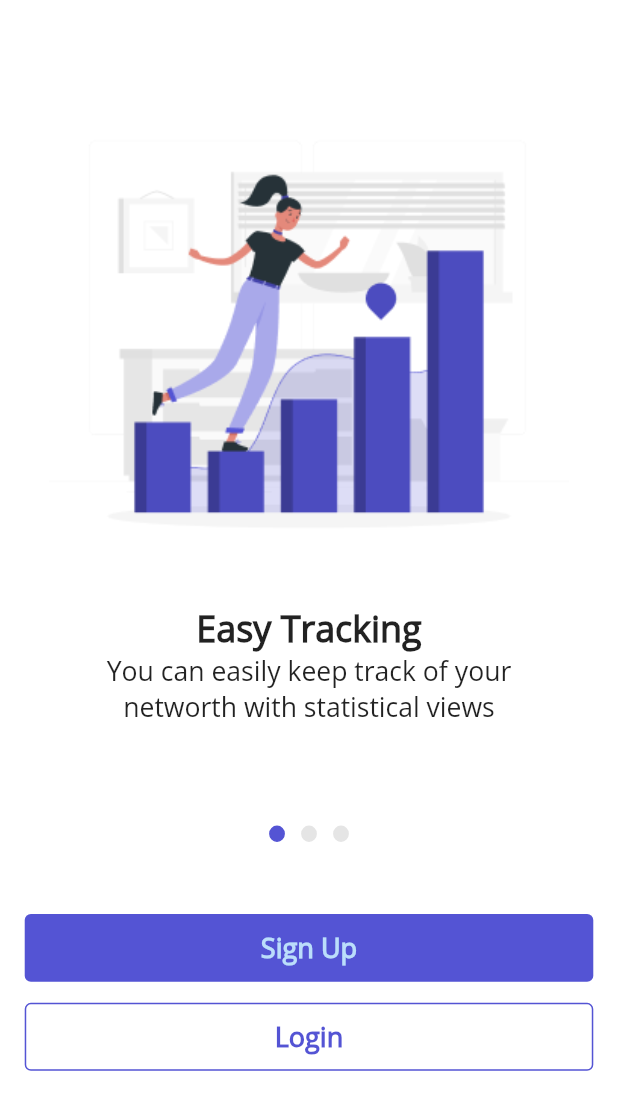
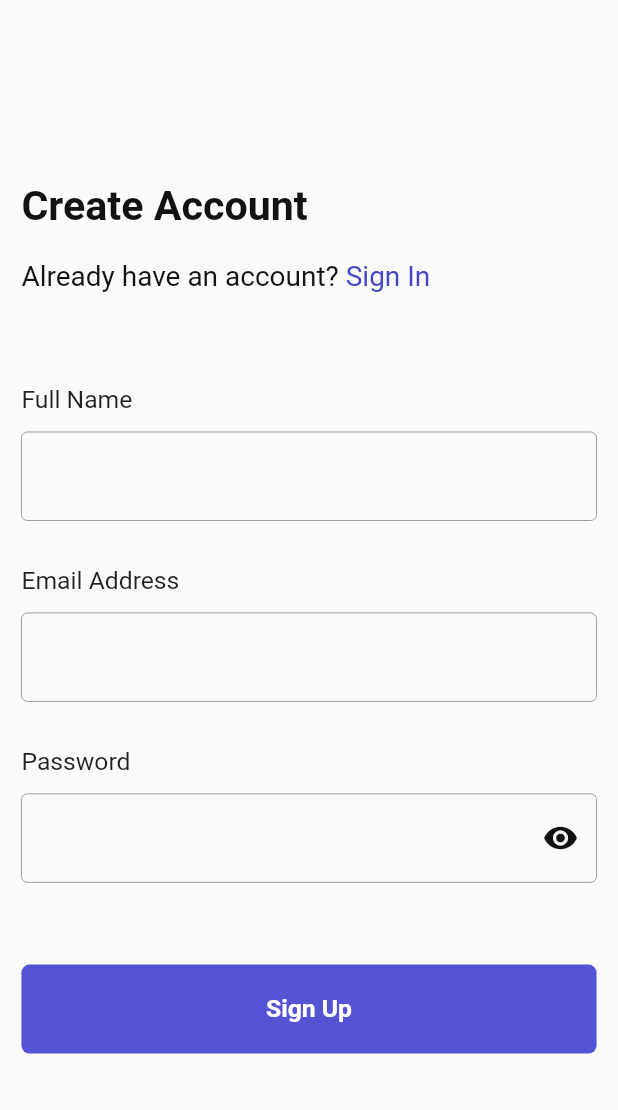
Before and after one commit to sandygudie/NetWorth-app, a Flutter app: the screen it shows after launch, on a phone screen of 412 x 824 dp. Shown: the top 1110 px of the screen. Run offline on Flutter 3.47's test engine with Material 2 defaults, Android fonts, the phone set to English and light mode, and no system bars; our stand-ins replace email_validator, flutter_screenutil.

Commit message:
Login + SignUp Screens

```diff
--- a/lib/core/constants/routes/route_generator.dart
+++ b/lib/core/constants/routes/route_generator.dart
@@ -1,9 +1,12 @@
 import 'package:flutter/cupertino.dart';
 import 'package:networthapp/core/constants/routes/routes.dart';
-import 'package:networthapp/ui/add_item_screen.dart';
 import 'package:networthapp/ui/navigation/page_transition.dart';
-import 'package:networthapp/ui/onboarding_screen.dart';
-import 'package:networthapp/ui/splashscreen.dart';
+
+import 'package:networthapp/ui/views/add_item_screen.dart';
+import 'package:networthapp/ui/views/login_screen/login_screen.dart';
+import 'package:networthapp/ui/views/onboarding_screen/onboarding_screen.dart';
+import 'package:networthapp/ui/views/signup_screen/signup_screen.dart';
+import 'package:networthapp/ui/views/splashscreen.dart';
 
 class RouteGenerator {
   static Route<dynamic> generateRoute(RouteSettings settings) {
@@ -17,6 +20,12 @@ class RouteGenerator {
       case RouteNames.addItemScreen:
         return CustomSlideTransition(child: AddItemScreen());
         break;
+      case RouteNames.signUpScreen:
+        return CustomSlideTransition(child: SignUp());
+        break;
+      case RouteNames.loginScreen:
+        return CustomSlideTransition(child: LogIn());
+        break;
     }
   }
 }
--- a/lib/core/constants/routes/routes.dart
+++ b/lib/core/constants/routes/routes.dart
@@ -1,18 +1,24 @@
 import 'package:flutter/material.dart';
-import 'package:networthapp/ui/add_item_screen.dart';
-import 'package:networthapp/ui/onboarding_screen.dart';
-import 'package:networthapp/ui/splashscreen.dart';
+import 'package:networthapp/ui/views/add_item_screen.dart';
+import 'package:networthapp/ui/views/login_screen/login_screen.dart';
+import 'package:networthapp/ui/views/onboarding_screen/onboarding_screen.dart';
+import 'package:networthapp/ui/views/signup_screen/signup_screen.dart';
+import 'package:networthapp/ui/views/splashscreen.dart';
 
 class RouteNames {
   //Custom class that holds all the named routes as constants for easy reference
   static const String splashScreen = '/';
   static const String onboarding = 'onboarding';
   static const String addItemScreen = 'addItemScreen';
+  static const String signUpScreen = 'signUpScreen';
+  static const String loginScreen = 'loginScreen';
 
   //Routes and their respective Pages.
   static Map<String, Widget Function(BuildContext)> routes = {
     RouteNames.splashScreen: (context) => SplashScreen(),
     RouteNames.onboarding: (context) => OnboardingScreen(),
     RouteNames.addItemScreen: (context) => AddItemScreen(),
+    RouteNames.signUpScreen: (context) => SignUp(),
+    RouteNames.loginScreen: (context) => LogIn(),
   };
 }
--- a/lib/main.dart
+++ b/lib/main.dart
@@ -24,7 +24,7 @@ class MainApp extends StatelessWidget {
     return MaterialApp(
       debugShowCheckedModeBanner: false,
       title: 'My Networth',
-      initialRoute: RouteNames.splashScreen,
+      initialRoute: RouteNames.signUpScreen,
       onGenerateRoute: RouteGenerator.generateRoute,
     );
   }
--- a/lib/ui/Theme/appTheme.dart
+++ b/lib/ui/Theme/appTheme.dart
@@ -2,7 +2,10 @@ import 'package:flutter/material.dart';
 
 ThemeData appThemeData = ThemeData(
   primaryColorDark: Color(0xFF121212),
-  primaryColor: Color(0xFF3645C7),
+  primaryColor: Color(0xFF4545C5),
+  primaryColorLight: Color(0xFFFFFFFF),
+  //primaryColor: Color(0xFF3645C7),
+  accentColor: Color(0xFF4545C5),
   backgroundColor: Color(0XFFFFFFFF),
   buttonColor: Color(0xFF5454D4),
   splashColor: Color(0xFF4545C5),
--- a/lib/ui/onboarding_screen.dart
+++ b/lib/ui/views/onboarding_screen/onboarding_screen.dart
@@ -1,9 +1,9 @@
 import 'package:flutter/cupertino.dart';
 import 'package:flutter/material.dart';
 import 'package:networthapp/ui/Theme/appTheme.dart';
-import 'package:networthapp/ui/dot_indicator.dart';
 import 'package:networthapp/ui/navigation/page_transition.dart';
 import 'package:networthapp/ui/size_config/config.dart';
+import 'package:networthapp/ui/views/onboarding_screen/dot_indicator.dart';
 
 class OnboardingScreen extends StatefulWidget {
   @override
--- /dev/null
+++ b/lib/ui/views/signup_screen/signup_screen.dart
@@ -0,0 +1,258 @@
+import 'package:email_validator/email_validator.dart';
+import 'package:flutter/material.dart';
+import 'package:flutter_screenutil/flutter_screenutil.dart';
+import 'package:networthapp/ui/Theme/appTheme.dart';
+
+class SignUp extends StatelessWidget {
+  @override
+  Widget build(BuildContext context) {
+    ScreenUtil.init(context, width: 375, height: 812, allowFontScaling: true);
+    return SignUpScreen();
+  }
+}
+
+class SignUpScreen extends StatefulWidget {
+  @override
+  _SignUpScreenState createState() => _SignUpScreenState();
+}
+
+class _SignUpScreenState extends State<SignUpScreen> {
+  TextEditingController nameController = TextEditingController();
+  TextEditingController passwordController = TextEditingController();
+  TextEditingController emailController = TextEditingController();
+  bool obscureText = true;
+
+  FocusNode nameNode = new FocusNode();
+  FocusNode passwordNode = new FocusNode();
+  FocusNode emailNode = new FocusNode();
+  String _username, _email, _password = "";
+  final _formKey = GlobalKey<FormState>();
+
+  @override
+  Widget build(BuildContext context) {
+    return SafeArea(
+      child: Scaffold(
+        body: Center(
+          child: GestureDetector(
+            onTap: () {
+              FocusScopeNode currentFocus = FocusScope.of(context);
+              if (!currentFocus.hasPrimaryFocus) {
+                currentFocus.unfocus();
+              }
+            },
+            child: Container(
+              padding: EdgeInsets.symmetric(horizontal: 13.w),
+              child: Form(
+                key: _formKey,
+                child: SingleChildScrollView(
+                  child: Column(
+                    crossAxisAlignment: CrossAxisAlignment.start,
+                    children: <Widget>[
+                      Text(
+                        'Create Account',
+                        style: TextStyle(
+                            fontSize: 25.sp,
+                            fontWeight: FontWeight.bold,
+                            color: appThemeData.primaryColorDark),
+                      ),
+                      SizedBox(height: 20.h),
+                      RichText(
+                        text: TextSpan(
+                          text: 'Already have an account?',
+                          style: TextStyle(
+                              color: appThemeData.primaryColorDark,
+                              fontSize: 17.sp),
+                          children: <TextSpan>[
+                            TextSpan(
+                              text: ' Sign In',
+                              style:
+                                  TextStyle(color: appThemeData.primaryColor),
+                            )
+                          ],
+                        ),
+                      ),
+                      SizedBox(height: 60.h),
+                      Text(
+                        'Full Name',
+                        style: TextStyle(
+                            color: nameNode.hasFocus
+                                ? appThemeData.primaryColor
+                                : Colors.black87,
+                            fontSize: 15.sp),
+                      ),
+                      SizedBox(height: 12.h),
+                      TextFormField(
+                        style: TextStyle(
+                            color: nameNode.hasFocus
+                                ? appThemeData.primaryColor
+                                : appThemeData.primaryColorDark),
+                        textCapitalization: TextCapitalization.words,
+                        focusNode: nameNode,
+                        controller: nameController,
+                        decoration: InputDecoration(
+                          enabledBorder: OutlineInputBorder(
+                            borderSide:
+                                BorderSide(color: Colors.grey, width: 0.0),
+                          ),
+                          focusedBorder: OutlineInputBorder(
+                            borderSide: BorderSide(
+                                color: appThemeData.primaryColor, width: 1),
+                          ),
+                          border: OutlineInputBorder(
+                            borderRadius: BorderRadius.all(
+                              Radius.circular(5.w),
+                            ),
+                          ),
+                        ),
+                        textInputAction: TextInputAction.next,
+                        validator: (name) {
+                          Pattern pattern =
+                              r'^[A-Za-z0-9]+(?:[ _-][A-Za-z0-9]+)*$';
+                          RegExp regex = new RegExp(pattern);
+                          if (!regex.hasMatch(name))
+                            return 'Invalid username';
+                          else
+                            return null;
+                        },
+                        onSaved: (name) => _username = name,
+                        onFieldSubmitted: (_) {
+                          fieldFocusChange(context, nameNode, emailNode);
+                        },
+                      ),
+                      SizedBox(height: 30.h),
+                      Text(
+                        'Email Address',
+                        style: TextStyle(
+                            color: emailNode.hasFocus
+                                ? appThemeData.primaryColor
+                                : Colors.black87,
+                            fontSize: 15.sp),
+                      ),
+                      SizedBox(height: 12.h),
+                      TextFormField(
+                        style: TextStyle(
+                            color: emailNode.hasFocus
+                                ? appThemeData.primaryColor
+                                : appThemeData.primaryColorDark),
+                        keyboardType: TextInputType.emailAddress,
+                        focusNode: emailNode,
+                        controller: emailController,
+                        decoration: InputDecoration(
+                          enabledBorder: OutlineInputBorder(
+                            borderSide:
+                                BorderSide(color: Colors.grey, width: 0.0),
+                          ),
+                          focusedBorder: OutlineInputBorder(
+                            borderSide: BorderSide(
+                                color: appThemeData.primaryColor, width: 1),
+                          ),
+                          border: OutlineInputBorder(
+                            borderRadius: BorderRadius.all(
+                              Radius.circular(5.w),
+                            ),
+                          ),
+                        ),
+                        textInputAction: TextInputAction.next,
+                        validator: (email) => EmailValidator.validate(email)
+                            ? null
+                            : "Invalid email address",
+                        onSaved: (email) => _email = email,
+                        onFieldSubmitted: (_) {
+                          fieldFocusChange(context, emailNode, passwordNode);
+                        },
+                      ),
+                      SizedBox(height: 30.h),
+                      Text(
+                        'Password',
+                        style: TextStyle(
+                            color: passwordNode.hasFocus
+                                ? appThemeData.primaryColor
+                                : Colors.black87,
+                            fontSize: 15.sp),
+                      ),
+                      SizedBox(height: 12.h),
+                      TextFormField(
+                        obscureText: obscureText,
+                        style: TextStyle(
+                            color: passwordNode.hasFocus
+                                ? appThemeData.primaryColor
+                                : appThemeData.primaryColorDark),
+                        focusNode: passwordNode,
+                        controller: passwordController,
+                        decoration: InputDecoration(
+                          enabledBorder: OutlineInputBorder(
+                            borderSide:
+                                BorderSide(color: Colors.grey, width: 0.0),
+                          ),
+                          focusedBorder: OutlineInputBorder(
+                            borderSide: BorderSide(
+                                color: appThemeData.primaryColor, width: 1),
+                          ),
+                          suffixIcon: IconButton(
+                            icon: Icon(Icons.remove_red_eye,
+                                color: appThemeData.primaryColorDark),
+                            onPressed: () {
+                              setState(() {
+                                obscureText = !obscureText;
+                              });
+                            },
+                          ),
+                          border: OutlineInputBorder(
+                            borderRadius: BorderRadius.all(
+                              Radius.circular(5.w),
+                            ),
+                          ),
+                        ),
+                        textInputAction: TextInputAction.done,
+                        validator: (password) {
+                          Pattern pattern =
+                              r'^(?=.*[0-9]+.*)(?=.*[a-zA-Z]+.*)[0-9a-zA-Z]{6,}$';
+                          RegExp regex = new RegExp(pattern);
+                          if (!regex.hasMatch(password))
+                            return 'Password must contain at least one letter, one number \nand must be greater than six charaters';
+                          else
+                            return null;
+                        },
+                        onSaved: (password) => _password = password,
+                      ),
+                      SizedBox(height: 54.h),
+                      GestureDetector(
+                        onTap: () {
+                          if (_formKey.currentState.validate()) {
+                            _formKey.currentState.save();
+                          }
+                        },
+                        child: Container(
+                          height: 54.w,
+                          child: Center(
+                            child: Text(
+                              'Sign Up',
+                              style: TextStyle(
+                                  fontWeight: FontWeight.w600,
+                                  color: appThemeData.primaryColorLight,
+                                  fontSize: 15.sp),
+                            ),
+                          ),
+                          decoration: BoxDecoration(
+                              color: appThemeData.buttonColor,
+                              borderRadius:
+                                  BorderRadius.all(Radius.circular(5.w))),
+                        ),
+                      )
+                    ],
+                  ),
+                ),
+              ),
+            ),
+          ),
+        ),
+      ),
+    );
+  }
+}
+
+void fieldFocusChange(
+    BuildContext context, FocusNode currentFocus, FocusNode nextFocus) {
+  currentFocus.unfocus();
+  FocusScope.of(context).requestFocus(nextFocus);
+}
--- a/lib/ui/splashscreen.dart
+++ b/lib/ui/views/splashscreen.dart
@@ -1,5 +1,6 @@
 import 'dart:async';
 import 'package:flutter/material.dart';
+import 'package:flutter_screenutil/flutter_screenutil.dart';
 import 'package:networthapp/core/constants/routes/routes.dart';
 import 'package:networthapp/ui/Theme/appTheme.dart';
 
@@ -24,6 +25,7 @@ class _SplashScreenState extends State<SplashScreen> {
 
   @override
   Widget build(BuildContext context) {
+    ScreenUtil.init(context, width: 375, height: 812, allowFontScaling: true);
     return initScreen(context);
   }
 
--- a/pubspec.yaml
+++ b/pubspec.yaml
@@ -28,6 +28,8 @@ dependencies:
   # Use with the CupertinoIcons class for iOS style icons.
   cupertino_icons: ^0.1.3
   provider: ^4.3.1
+  flutter_screenutil: ^2.3.1
+  email_validator: ^1.0.0
 
 dev_dependencies:
   flutter_test:
```
Also changed, not shown: lib/ui/views/login_screen/login_screen.dart (added, +236 -0 lines), lib/ui/views/add_item_screen.dart (renamed from lib/ui/add_item_screen.dart), lib/ui/views/onboarding_screen/dot_indicator.dart (renamed from lib/ui/dot_indicator.dart), pubspec.lock, 1 other file.
